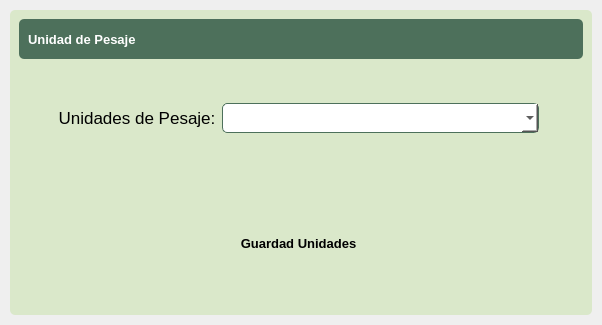
First picture: the form in ui_files/weighing_units.ui, repository AdrianDali/DaliPeso, before the edit.
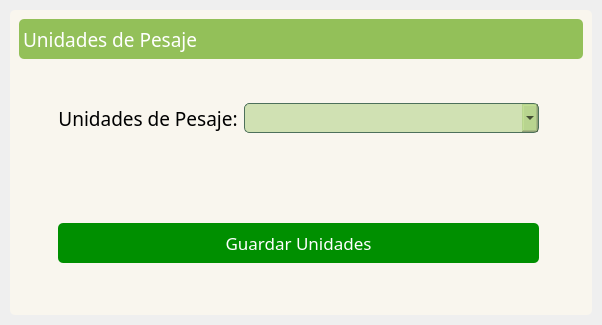
Second picture: the form after the edit. Icons and pictures are not drawn.

Commit message: fix/ change color palette for each views

Diff of the .ui file:
```diff
--- a/ui_files/weighing_units.ui
+++ b/ui_files/weighing_units.ui
@@ -59,7 +59,8 @@
       <item>
        <widget class="QFrame" name="background_frame">
         <property name="styleSheet">
-         <string notr="true">background-color: rgb(218, 232, 202);</string>
+         <string notr="true">background: #F9F6EE;
+border-radius: 5px;</string>
         </property>
         <property name="frameShape">
          <enum>QFrame::StyledPanel</enum>
@@ -83,7 +84,8 @@
             </size>
            </property>
            <property name="styleSheet">
-            <string notr="true">background-color: #4d705b;</string>
+            <string notr="true">background: #93C059;
+</string>
            </property>
            <property name="frameShape">
             <enum>QFrame::StyledPanel</enum>
@@ -92,23 +94,51 @@
             <enum>QFrame::Raised</enum>
            </property>
            <layout class="QHBoxLayout" name="horizontalLayout_3">
+            <property name="spacing">
+             <number>4</number>
+            </property>
+            <property name="leftMargin">
+             <number>4</number>
+            </property>
+            <property name="topMargin">
+             <number>0</number>
+            </property>
+            <property name="rightMargin">
+             <number>4</number>
+            </property>
+            <property name="bottomMargin">
+             <number>0</number>
+            </property>
             <item>
              <widget class="QLabel" name="title_label">
               <property name="font">
                <font>
-                <pointsize>10</pointsize>
-                <weight>75</weight>
-                <bold>true</bold>
+                <family>Rubik</family>
+                <pointsize>14</pointsize>
+                <bold>false</bold>
                </font>
               </property>
               <property name="styleSheet">
                <string notr="true">color: white;</string>
               </property>
               <property name="text">
-               <string>Unidad de Pesaje</string>
+               <string>Unidades de Pesaje</string>
               </property>
              </widget>
             </item>
+            <item>
+             <spacer name="horizontalSpacer_3">
+              <property name="orientation">
+               <enum>Qt::Horizontal</enum>
+              </property>
+              <property name="sizeHint" stdset="0">
+               <size>
+                <width>40</width>
+                <height>20</height>
+               </size>
+              </property>
+             </spacer>
+            </item>
             <item>
              <widget class="QFrame" name="buttons_holder_frame">
               <property name="minimumSize">
@@ -129,37 +159,26 @@
               <property name="frameShadow">
                <enum>QFrame::Raised</enum>
               </property>
-              <widget class="QToolButton" name="minimize_button">
-               <property name="geometry">
-                <rect>
-                 <x>10</x>
-                 <y>0</y>
-                 <width>22</width>
-                 <height>22</height>
-                </rect>
+              <layout class="QHBoxLayout" name="horizontalLayout">
+               <property name="spacing">
+                <number>4</number>
                </property>
-               <property name="text">
-                <string/>
+               <property name="leftMargin">
+                <number>0</number>
                </property>
-               <property name="icon">
-                <iconset>
-                 <normaloff>../../../PyAdministracion/pys6-recipes-organizer/assets/icons/minimize-window.png</normaloff>../../../PyAdministracion/pys6-recipes-organizer/assets/icons/minimize-window.png</iconset>
+               <property name="topMargin">
+                <number>0</number>
                </property>
-               <property name="iconSize">
-                <size>
-                 <width>25</width>
-                 <height>25</height>
-                </size>
+               <property name="rightMargin">
+                <number>0</number>
                </property>
-              </widget>
+               <property name="bottomMargin">
+                <number>0</number>
+               </property>
+               <item>
               <widget class="QToolButton" name="restore_button">
-               <property name="geometry">
-                <rect>
-                 <x>50</x>
-                 <y>0</y>
-                 <width>22</width>
-                 <height>22</height>
-                </rect>
+                 <property name="cursor">
+                  <cursorShape>PointingHandCursor</cursorShape>
                </property>
                <property name="text">
                 <string/>
@@ -170,19 +189,16 @@
                </property>
                <property name="iconSize">
                 <size>
-                 <width>25</width>
-                 <height>25</height>
+                   <width>16</width>
+                   <height>16</height>
                 </size>
                </property>
               </widget>
+               </item>
+               <item>
               <widget class="QToolButton" name="maximize_button">
-               <property name="geometry">
-                <rect>
-                 <x>50</x>
-                 <y>0</y>
-                 <width>22</width>
-                 <height>22</height>
-                </rect>
+                 <property name="cursor">
+                  <cursorShape>PointingHandCursor</cursorShape>
                </property>
                <property name="text">
                 <string/>
@@ -193,19 +209,36 @@
                </property>
                <property name="iconSize">
                 <size>
-                 <width>25</width>
-                 <height>25</height>
+                   <width>16</width>
+                   <height>16</height>
                 </size>
                </property>
               </widget>
+               </item>
+               <item>
+                <widget class="QToolButton" name="minimize_button">
+                 <property name="cursor">
+                  <cursorShape>PointingHandCursor</cursorShape>
+                 </property>
+                 <property name="text">
+                  <string/>
+                 </property>
+                 <property name="icon">
+                  <iconset resource="recursos.qrc">
+                   <normaloff>:/iconos/assets/icons/minimize-window.png</normaloff>:/iconos/assets/icons/minimize-window.png</iconset>
+                 </property>
+                 <property name="iconSize">
+                  <size>
+                   <width>16</width>
+                   <height>16</height>
+                  </size>
+                 </property>
+                </widget>
+               </item>
+               <item>
               <widget class="QToolButton" name="close_button">
-               <property name="geometry">
-                <rect>
-                 <x>90</x>
-                 <y>0</y>
-                 <width>22</width>
-                 <height>22</height>
-                </rect>
+                 <property name="cursor">
+                  <cursorShape>PointingHandCursor</cursorShape>
                </property>
                <property name="text">
                 <string/>
@@ -216,11 +249,13 @@
                </property>
                <property name="iconSize">
                 <size>
-                 <width>25</width>
-                 <height>25</height>
+                   <width>16</width>
+                   <height>16</height>
                 </size>
                </property>
               </widget>
+               </item>
+              </layout>
              </widget>
             </item>
            </layout>
@@ -260,9 +295,8 @@
                  <widget class="QLabel" name="peso_label">
                   <property name="font">
                    <font>
-                    <pointsize>13</pointsize>
-                    <weight>50</weight>
-                    <bold>false</bold>
+                    <family>Rubik</family>
+                    <pointsize>14</pointsize>
                    </font>
                   </property>
                   <property name="styleSheet">
@@ -286,8 +320,16 @@
                     <height>30</height>
                    </size>
                   </property>
+                  <property name="font">
+                   <font>
+                    <family>Rubik</family>
+                   </font>
+                  </property>
+                  <property name="cursor">
+                   <cursorShape>PointingHandCursor</cursorShape>
+                  </property>
                   <property name="styleSheet">
-                   <string notr="true">background-color: white;
+                   <string notr="true">background-color: rgba(147, 192, 89, 0.4);
 border: 1px solid #4d705b;</string>
                   </property>
                  </widget>
@@ -340,20 +382,18 @@
                   </property>
                   <property name="font">
                    <font>
-                    <pointsize>10</pointsize>
-                    <weight>75</weight>
-                    <bold>true</bold>
+                    <family>Rubik</family>
+                    <pointsize>13</pointsize>
+                    <bold>false</bold>
                    </font>
                   </property>
                   <property name="styleSheet">
-                   <string notr="true">QPushButton{
-	background-color : #328f62;
-	color: white;
-}
-QPushButton::hover {background-color : #ffc13b};</string>
+                   <string notr="true">background-color: rgb(0, 143, 0);
+border-radius: 5px;
+color: white;</string>
                   </property>
                   <property name="text">
-                   <string>Guardad Unidades</string>
+                   <string>Guardar Unidades</string>
                   </property>
                   <property name="iconSize">
                    <size>
```
Left out of the diff: 22 changed lines with no effect on the pictures. Lines whose indentation alone changed are shown as unchanged. The commit also changes 11 other files.
